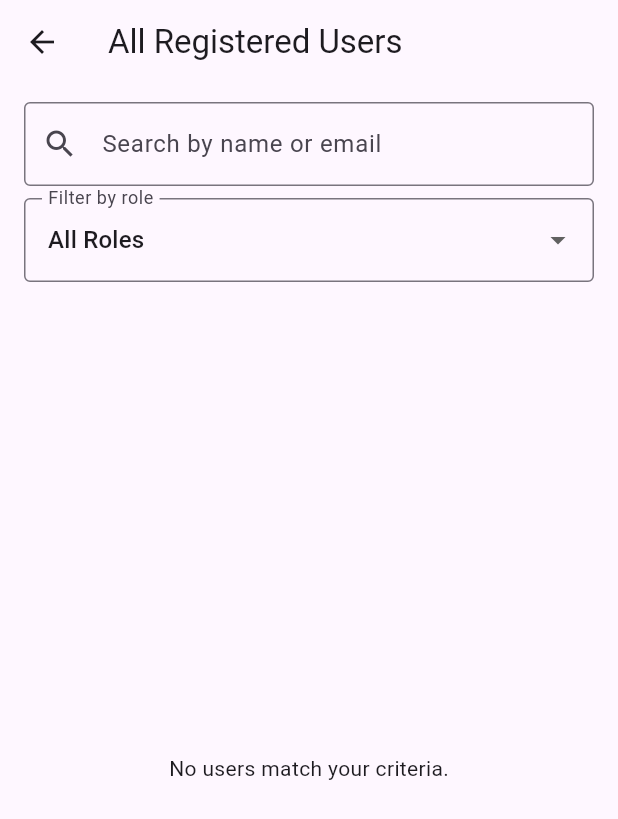
After one commit to shiv4705/CampusSync, a Flutter app: the ViewAllUsersScreen screen opened directly, on a phone screen of 412 x 824 dp. The commit adds this screen. Shown: the top 819 px of the screen. Run offline on Flutter 3.47's test engine with Material 3 defaults, Android fonts, the phone set to English and light mode, and no system bars; our stand-ins replace cloud_firestore, firebase_auth, firebase_core; accounts and stored records are empty.

Commit message:
Add user management and feedback modules: view users, submit/view feedback

```diff
--- a/lib/screens/admin/add_user_screen.dart
+++ b/lib/screens/admin/add_user_screen.dart
@@ -10,6 +10,7 @@ class AddUserScreen extends StatefulWidget {
 }
 
 class _AddUserScreenState extends State<AddUserScreen> {
+  final _nameController = TextEditingController();
   final _emailController = TextEditingController();
   final _passwordController = TextEditingController();
   final _confirmPasswordController = TextEditingController();
@@ -25,17 +26,17 @@ class _AddUserScreenState extends State<AddUserScreen> {
   }
 
   Future<void> _addUser() async {
+    final name = _nameController.text.trim();
     final email = _emailController.text.trim();
     final password = _passwordController.text.trim();
     final confirmPassword = _confirmPasswordController.text.trim();
     final role = _detectRole(email);
 
-    if (email.isEmpty || password.isEmpty || confirmPassword.isEmpty) {
-      setState(
-        () =>
-            _message =
-                "Error: Email, password, and confirm password cannot be empty.",
-      );
+    if (name.isEmpty ||
+        email.isEmpty ||
+        password.isEmpty ||
+        confirmPassword.isEmpty) {
+      setState(() => _message = "Error: All fields are required.");
       return;
     }
 
@@ -60,18 +61,20 @@ class _AddUserScreenState extends State<AddUserScreen> {
       // Create user in Firebase Auth
       final userCredential = await FirebaseAuth.instance
           .createUserWithEmailAndPassword(email: email, password: password);
-
       final uid = userCredential.user!.uid;
 
       // Store user info in Firestore
       await FirebaseFirestore.instance.collection('users').doc(uid).set({
+        'uid': uid,
+        'name': name,
         'email': email,
         'role': role,
         'createdAt': Timestamp.now(),
       });
 
       setState(() {
-        _message = "User created successfully as '$role'.";
+        _message = "User '$name' created successfully as '$role'.";
+        _nameController.clear();
         _emailController.clear();
         _passwordController.clear();
         _confirmPasswordController.clear();
@@ -93,6 +96,14 @@ class _AddUserScreenState extends State<AddUserScreen> {
         padding: const EdgeInsets.all(20),
         child: Column(
           children: [
+            TextField(
+              controller: _nameController,
+              decoration: const InputDecoration(
+                labelText: "Full Name",
+                border: OutlineInputBorder(),
+              ),
+            ),
+            const SizedBox(height: 16),
             TextField(
               controller: _emailController,
               decoration: const InputDecoration(
@@ -172,6 +183,7 @@ class _AddUserScreenState extends State<AddUserScreen> {
 
   @override
   void dispose() {
+    _nameController.dispose();
     _emailController.dispose();
     _passwordController.dispose();
     _confirmPasswordController.dispose();
--- /dev/null
+++ b/lib/screens/admin/view_all_users_screen.dart
@@ -0,0 +1,132 @@
+import 'package:cloud_firestore/cloud_firestore.dart';
+import 'package:flutter/material.dart';
+
+class ViewAllUsersScreen extends StatefulWidget {
+  const ViewAllUsersScreen({super.key});
+
+  @override
+  State<ViewAllUsersScreen> createState() => _ViewAllUsersScreenState();
+}
+
+class _ViewAllUsersScreenState extends State<ViewAllUsersScreen> {
+  String _searchQuery = '';
+  String _selectedRole = 'All';
+
+  @override
+  Widget build(BuildContext context) {
+    return Scaffold(
+      appBar: AppBar(title: const Text("All Registered Users")),
+      body: Column(
+        children: [
+          Padding(
+            padding: const EdgeInsets.fromLTRB(16, 12, 16, 4),
+            child: TextField(
+              decoration: const InputDecoration(
+                hintText: "Search by name or email",
+                prefixIcon: Icon(Icons.search),
+                border: OutlineInputBorder(),
+              ),
+              onChanged:
+                  (value) =>
+                      setState(() => _searchQuery = value.trim().toLowerCase()),
+            ),
+          ),
+          Padding(
+            padding: const EdgeInsets.symmetric(horizontal: 16, vertical: 4),
+            child: DropdownButtonFormField<String>(
+              value: _selectedRole,
+              decoration: const InputDecoration(
+                labelText: "Filter by role",
+                border: OutlineInputBorder(),
+              ),
+              items: const [
+                DropdownMenuItem(value: 'All', child: Text("All Roles")),
+                DropdownMenuItem(value: 'faculty', child: Text("Faculty")),
+                DropdownMenuItem(value: 'student', child: Text("Student")),
+              ],
+              onChanged:
+                  (value) => setState(() => _selectedRole = value ?? 'All'),
+            ),
+          ),
+          const SizedBox(height: 8),
+          Expanded(
+            child: StreamBuilder<QuerySnapshot>(
+              stream:
+                  FirebaseFirestore.instance
+                      .collection('users')
+                      .orderBy('role')
+                      .snapshots(),
+              builder: (context, snapshot) {
+                if (snapshot.hasError) {
+                  return const Center(child: Text("Error fetching users."));
+                }
+
+                if (!snapshot.hasData) {
+                  return const Center(child: CircularProgressIndicator());
+                }
+
+                final users = snapshot.data!.docs;
+
+                // Filter users based on search query and selected role
+                final filteredUsers =
+                    users.where((doc) {
+                      final data = doc.data() as Map<String, dynamic>;
+                      final name =
+                          (data['name'] ?? '').toString().toLowerCase();
+                      final email =
+                          (data['email'] ?? '').toString().toLowerCase();
+                      final role =
+                          (data['role'] ?? '').toString().toLowerCase();
+
+                      final matchesSearch =
+                          name.contains(_searchQuery) ||
+                          email.contains(_searchQuery);
+                      final matchesRole =
+                          _selectedRole == 'All' || role == _selectedRole;
+
+                      return matchesSearch && matchesRole;
+                    }).toList();
+
+                if (filteredUsers.isEmpty) {
+                  return const Center(
+                    child: Text("No users match your criteria."),
+                  );
+                }
+
+                return ListView.builder(
+                  itemCount: filteredUsers.length,
+                  itemBuilder: (context, index) {
+                    final user =
+                        filteredUsers[index].data() as Map<String, dynamic>;
+
+                    final name = user['name'] ?? 'No Name';
+                    final email = user['email'] ?? 'No Email';
+                    final role = user['role'] ?? 'No Role';
+
+                    return Card(
+                      margin: const EdgeInsets.symmetric(
+                        horizontal: 16,
+                        vertical: 8,
+                      ),
+                      child: ListTile(
+                        leading: const Icon(Icons.person),
+                        title: Text(name),
+                        subtitle: Column(
+                          crossAxisAlignment: CrossAxisAlignment.start,
+                          children: [
+                            Text("Email: $email"),
+                            Text("Role: $role"),
+                          ],
+                        ),
+                      ),
+                    );
+                  },
+                );
+              },
+            ),
+          ),
+        ],
+      ),
+    );
+  }
+}
--- a/lib/screens/admin/view_reset_requests.screen.dart
+++ b/lib/screens/admin/view_reset_requests.screen.dart
@@ -33,7 +33,6 @@ class ViewResetRequestsScreen extends StatelessWidget {
               final data = doc.data() as Map<String, dynamic>;
               final email = data['email'] ?? '';
               final requestedPassword = data['requestedPassword'] ?? '';
-              final status = data['status'] ?? 'pending';
               final timestamp = (data['timestamp'] as Timestamp?)?.toDate();
 
               return Card(
@@ -44,9 +43,7 @@ class ViewResetRequestsScreen extends StatelessWidget {
                     crossAxisAlignment: CrossAxisAlignment.start,
                     children: [
                       const SizedBox(height: 4),
-                      Text("New Password: $requestedPassword"),
                       if (timestamp != null) Text("Requested on: $timestamp"),
-                      Text("Status: $status"),
                     ],
                   ),
                   trailing: IconButton(
```
Also changed, not shown: lib/screens/admin/view_feedback_screen.dart (+26 -5 lines), lib/screens/dashboard/admin_dashboard.dart (+18 -1 lines), lib/screens/dashboard/student_dashboard.dart (+62 -2 lines), lib/screens/feedback/submit_feedback_screen.dart (added, +112 -0 lines).
